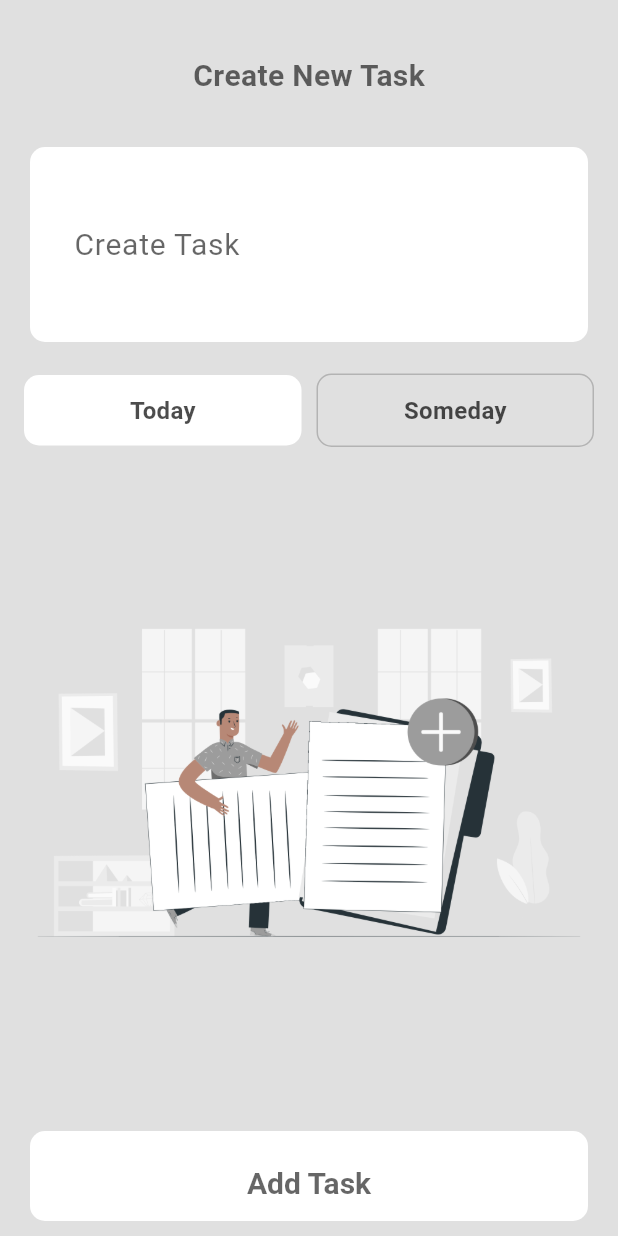
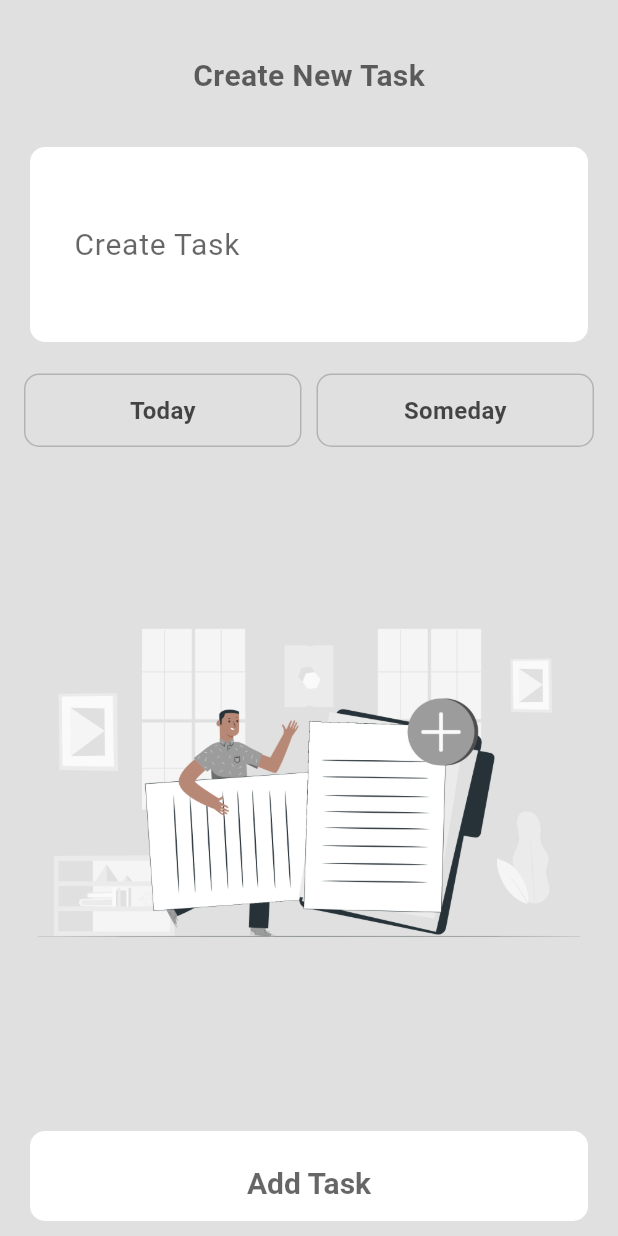
Before and after one commit to Davalexis/Quirky, a Flutter app: the AddScreenModal widget shown alone on an empty page, opened directly, on a phone screen of 412 x 824 dp. Run offline on Flutter 3.47's test engine with Material 3 defaults, Android fonts, the phone set to English and light mode, and no system bars; our stand-ins replace flutter_riverpod, hugeicons, riverpod, shared_preferences; accounts and stored records are empty.

Commit message:
third commit

```diff
--- a/lib/core/constants/theme.dart
+++ b/lib/core/constants/theme.dart
@@ -3,54 +3,34 @@ import 'package:flutter/material.dart';
 final ThemeData quirkyTheme = ThemeData(
   scaffoldBackgroundColor: Colors.grey.shade300,
   primaryColor: Colors.white,
-  secondaryHeaderColor:  Colors.grey.shade300,
+  secondaryHeaderColor: Colors.grey.shade300,
 
   brightness: Brightness.light,
   fontFamily: 'Roboto',
   textTheme: TextTheme(
+    titleLarge: TextStyle(
+      height: 2,
+      color: Colors.black.withOpacity(0.6),
+      fontSize: 20,
+      fontWeight: FontWeight.bold,
+    ),
 
-     titleLarge: TextStyle(
-         height: 2 ,
-         color: Colors.black.withOpacity(0.6),
-         fontSize: 20,
-         fontWeight: FontWeight.bold
-     ),
+    bodyLarge: TextStyle(fontSize: 16.0, color: Color(0xff16161A)),
 
-    bodyLarge: TextStyle(
-      fontSize: 16.0,
-      color: Color(0xff16161A),
-      ),
-
-    bodyMedium: TextStyle(
-      fontSize: 14.0,
-      color: Color(0xff72757e),
-      ),
+    bodyMedium: TextStyle(fontSize: 14.0, color: Color(0xff72757e)),
   ),
   cardTheme: CardTheme(
     color: Colors.white,
-    shape: RoundedRectangleBorder(
-      borderRadius: BorderRadius.circular(12.0),
-    ),
-
+    shape: RoundedRectangleBorder(borderRadius: BorderRadius.circular(12.0)),
   ),
 
-  iconTheme: IconThemeData(
-    color: Colors.black.withOpacity(0.6),
-    size: 30.0,
-  ),
+  iconTheme: IconThemeData(color: Colors.black.withOpacity(0.6), size: 30.0),
 
-  elevatedButtonTheme : ElevatedButtonThemeData(
+  elevatedButtonTheme: ElevatedButtonThemeData(
     style: ElevatedButton.styleFrom(
       backgroundColor: Color(0XFF7F5AF0),
-      shape: RoundedRectangleBorder(
-        borderRadius: BorderRadius.circular(16.0),
-      ),
-      textStyle : TextStyle(
-        fontSize: 16,
-        fontWeight: FontWeight.w600,
-
-      )
-
+      shape: RoundedRectangleBorder(borderRadius: BorderRadius.circular(16.0)),
+      textStyle: TextStyle(fontSize: 16, fontWeight: FontWeight.w600),
     ),
   ),
 );
--- a/lib/view/home_view/widget/add_screen_modal.dart
+++ b/lib/view/home_view/widget/add_screen_modal.dart
@@ -13,7 +13,7 @@ class AddScreenModal extends ConsumerStatefulWidget {
 class _AddScreenModalState extends ConsumerState<AddScreenModal> {
   final TextEditingController _taskController = TextEditingController();
 
-  String _selectedType = 'today';
+  String _selectedType = '';
 
   @override
   void dispose() {
@@ -43,6 +43,8 @@ class _AddScreenModalState extends ConsumerState<AddScreenModal> {
             padding: const EdgeInsets.only(left: 20, right: 20),
             child: TextField(
               controller: _taskController,
+              keyboardType: TextInputType.text,
+              textCapitalization: TextCapitalization.words,
               style: TextStyle(
                 color: Colors.black.withOpacity(0.6),
                 fontSize: 20,
@@ -137,6 +139,7 @@ extension on _AddScreenModalState {
     return Expanded(
       child: InkWell(
         onTap: () {
+          // ignore: invalid_use_of_protected_member
           setState(() {
             _selectedType = type;
           });
```
Also changed, not shown: lib/logic/task_notifier_provider.dart (+1 -14 lines), lib/logic/task_shared_preference_logic.dart (+8 -4 lines), lib/main.dart (line endings or trailing spaces).
